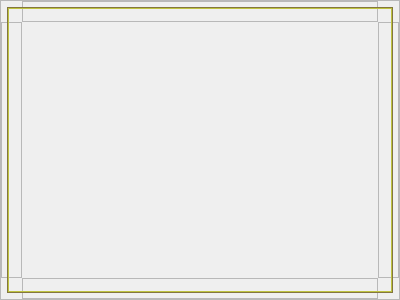
First picture: the form in Dungeoner/CustomWidgets/WindowBorder_3/windowborder_3.ui, repository Denis-Igorevich-Frolov/Dungeoner-on-QT, before the edit.
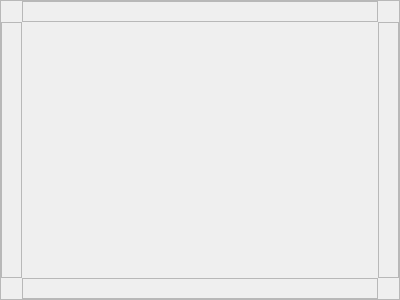
Second picture: the form after the edit. Icons and pictures are not drawn.

Diff of the .ui file:
```diff
--- a/Dungeoner/CustomWidgets/WindowBorder_3/windowborder_3.ui
+++ b/Dungeoner/CustomWidgets/WindowBorder_3/windowborder_3.ui
@@ -695,7 +695,7 @@
     <item row="1" column="1">
      <widget class="QLabel" name="SolidBorder1">
       <property name="styleSheet">
-       <string notr="true">border: 1px solid #83763f;</string>
+       <string notr="true"/>
       </property>
       <property name="text">
        <string/>
@@ -738,7 +738,7 @@
     <item row="1" column="1">
      <widget class="QLabel" name="SolidBorder2">
       <property name="styleSheet">
-       <string notr="true">border: 1px solid #bec340;</string>
+       <string notr="true"/>
       </property>
       <property name="text">
        <string/>
```
Left out of the diff: 16 changed lines with no effect on the pictures.
